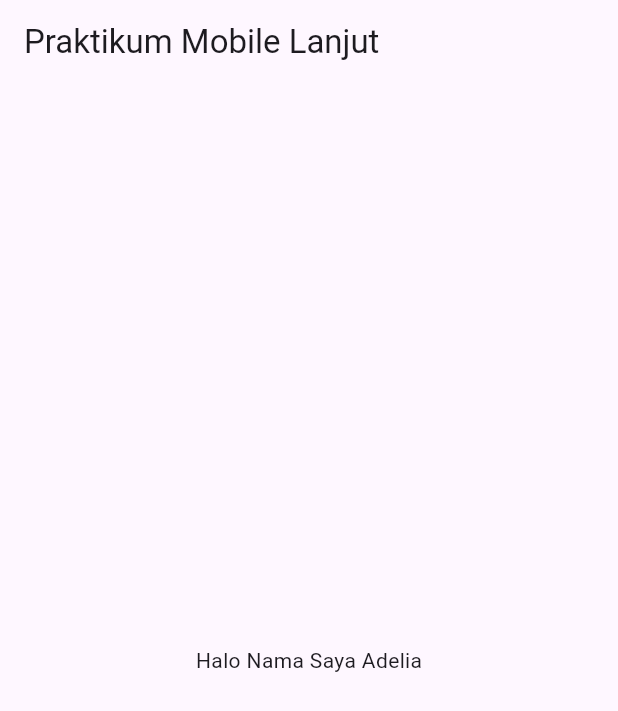
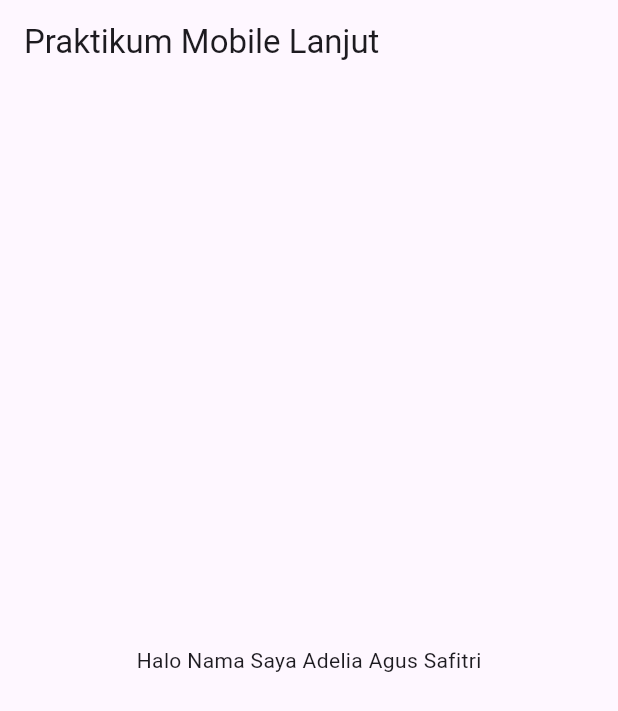
Before and after one commit to logicadellee/prak-mobilelanjut-2407051024, a Flutter app: the screen it shows after launch, on a phone screen of 412 x 824 dp. Shown: the top 711 px of the screen. Run offline on Flutter 3.47's test engine with Material 3 defaults, Android fonts, the phone set to English and light mode, and no system bars.

Commit message:
pertemuan 2

```diff
--- a/lib/main.dart
+++ b/lib/main.dart
@@ -15,7 +15,7 @@ class MyApp extends StatelessWidget {
           title: const Text('Praktikum Mobile Lanjut'),
         ),
         body: const Center(
-          child: Text('Halo Nama Saya Adelia'),
+          child: Text('Halo Nama Saya Adelia Agus Safitri'),
         ),
       ),
     );
```
